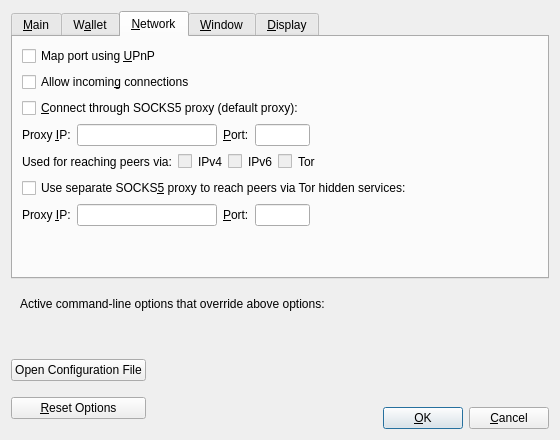
The window that src/qt/forms/optionsdialog.ui (bitcoincore-dev/bitcoin-2001-863168-294116-d812cf1189) describes before a commit, drawn with Qt 5.
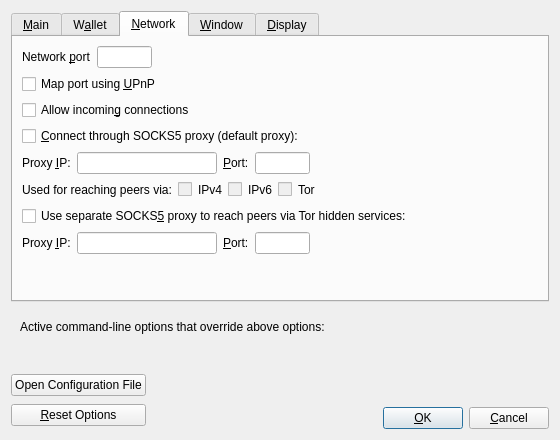
The same window after the commit. The open tabs and pages were chosen to show the change. Custom widgets are drawn as their Qt base class.

Commit message:
[Qt] Adding network port to GUI settings, fixes #7039
Adds Network port input box to the Network tab in the Options dialog.
-port takes priority over the GUI setting.
If left blank, it will default to the default port

The edit to the form file:
```diff
--- a/src/qt/forms/optionsdialog.ui
+++ b/src/qt/forms/optionsdialog.ui
@@ -186,6 +186,55 @@
        <string>&amp;Network</string>
       </attribute>
       <layout class="QVBoxLayout" name="verticalLayout_Network">
+       <item>
+        <layout class="QHBoxLayout" name="horizontalLayout_1_Network">
+         <item>
+          <widget class="QLabel" name="networkPortLabel">
+           <property name="text">
+            <string>Network &amp;port</string>
+           </property>
+           <property name="textFormat">
+            <enum>Qt::PlainText</enum>
+           </property>
+           <property name="buddy">
+            <cstring>networkPort</cstring>
+           </property>
+          </widget>
+         </item>
+         <item>
+          <widget class="QLineEdit" name="networkPort">
+           <property name="minimumSize">
+            <size>
+             <width>55</width>
+             <height>0</height>
+            </size>
+           </property>
+           <property name="maximumSize">
+            <size>
+             <width>55</width>
+             <height>16777215</height>
+            </size>
+           </property>
+           <property name="toolTip">
+            <string>Network port (e.g. 8333)</string>
+           </property>
+          </widget>
+         </item>
+         <item>
+          <spacer name="horizontalSpacer_1_Network">
+           <property name="orientation">
+            <enum>Qt::Horizontal</enum>
+           </property>
+           <property name="sizeHint" stdset="0">
+            <size>
+             <width>40</width>
+             <height>20</height>
+            </size>
+           </property>
+          </spacer>
+         </item>
+        </layout>
+       </item>
        <item>
         <widget class="QCheckBox" name="mapPortUpnp">
          <property name="toolTip">
@@ -217,7 +266,7 @@
         </widget>
        </item>
        <item>
-        <layout class="QHBoxLayout" name="horizontalLayout_1_Network">
+        <layout class="QHBoxLayout" name="horizontalLayout_2_Network">
          <item>
           <widget class="QLabel" name="proxyIpLabel">
            <property name="text">
@@ -283,7 +332,7 @@
           </widget>
          </item>
          <item>
-          <spacer name="horizontalSpacer_1_Network">
+          <spacer name="horizontalSpacer_2_Network">
            <property name="orientation">
             <enum>Qt::Horizontal</enum>
            </property>
@@ -298,7 +347,7 @@
         </layout>
        </item>
        <item>
-        <layout class="QHBoxLayout" name="horizontalLayout_2_Network">
+        <layout class="QHBoxLayout" name="horizontalLayout_3_Network">
          <item>
           <widget class="QLabel" name="proxyActiveNets">
            <property name="text">
@@ -379,7 +428,7 @@
           </widget>
          </item>
          <item>
-          <spacer name="horizontalSpacer_2_Network">
+          <spacer name="horizontalSpacer_3_Network">
            <property name="orientation">
             <enum>Qt::Horizontal</enum>
            </property>
@@ -404,7 +453,7 @@
         </widget>
        </item>
        <item>
-        <layout class="QHBoxLayout" name="horizontalLayout_3_Network">
+        <layout class="QHBoxLayout" name="horizontalLayout_4_Network">
          <item>
           <widget class="QLabel" name="proxyIpTorLabel">
            <property name="text">
```
The commit also changes 3 other files.
